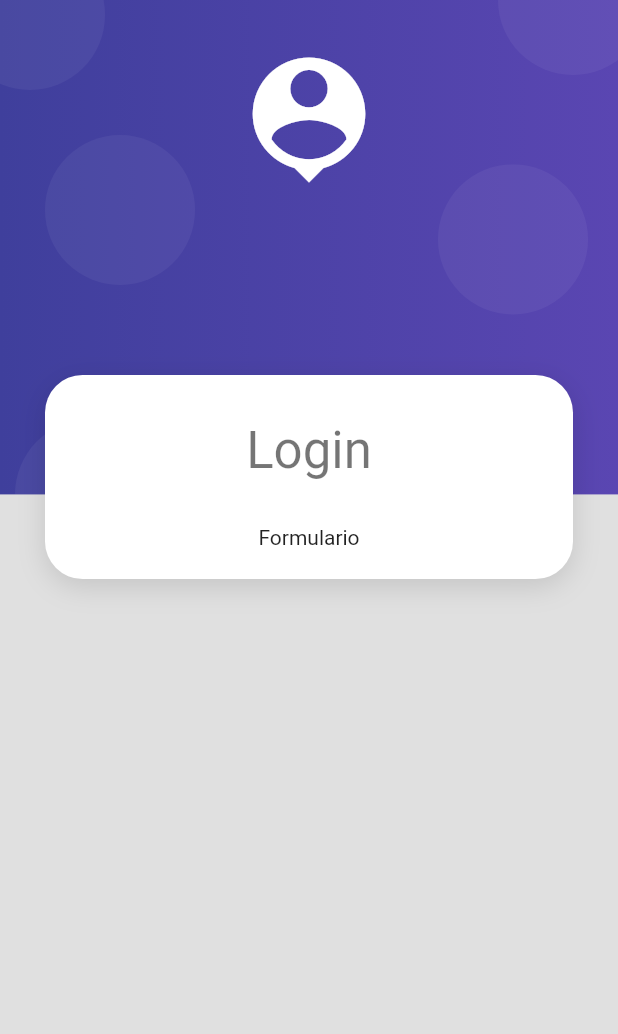
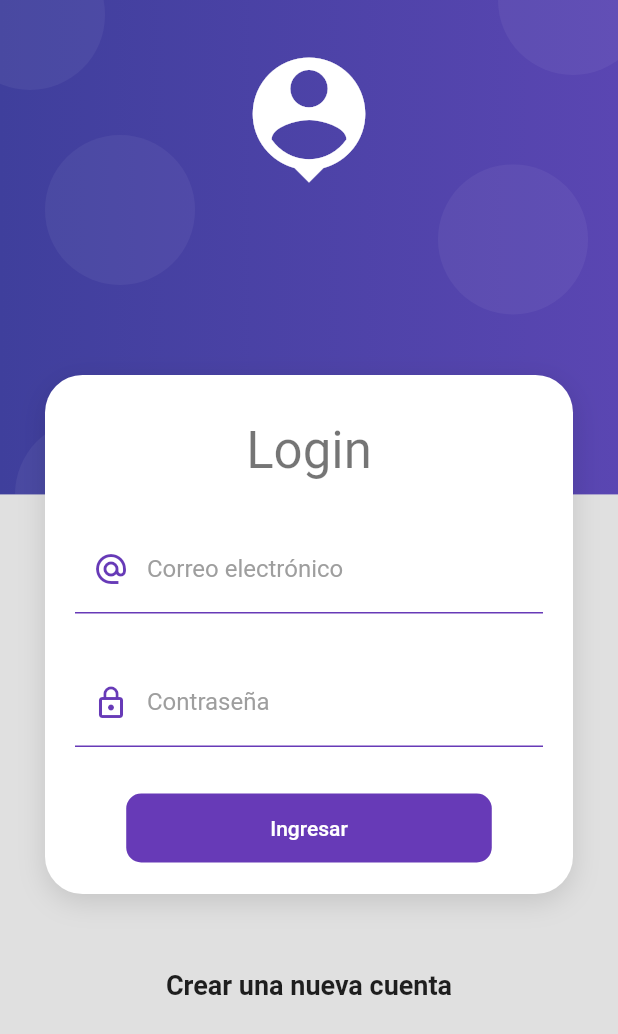
Before and after one commit to nachom96/productos_app, a Flutter app: the screen it shows after launch, on a phone screen of 412 x 824 dp. Shown: the top 1034 px of the screen. Run offline on Flutter 3.47's test engine with Material 2 defaults, Android fonts, the phone set to English and light mode, and no system bars.

Commit message:
Añadido interfaz de formulario completa

```diff
--- a/lib/screens/login_screen.dart
+++ b/lib/screens/login_screen.dart
@@ -1,4 +1,5 @@
 import 'package:flutter/material.dart';
+import 'package:productos_app/ui/input_decorations.dart';
 import 'package:productos_app/widgets/widgets.dart';
 
 class LoginScreen extends StatelessWidget {
@@ -19,10 +20,13 @@ class LoginScreen extends StatelessWidget {
                     const SizedBox(height: 10,),
                     Text('Login', style: Theme.of(context).textTheme.headline4,),
                     const SizedBox(height: 30,),
-                    const Text('Formulario')
+                    _LoginForm()
                   ],
                 ),
               ),
+              SizedBox(height: 50,),
+              Text('Crear una nueva cuenta', style: TextStyle(fontSize: 18, fontWeight: FontWeight.bold ),),
+              SizedBox(height: 50,)
             ],
           ),
         )
@@ -30,3 +34,55 @@ class LoginScreen extends StatelessWidget {
     );
   }
 }
+
+class _LoginForm extends StatelessWidget {
+  const _LoginForm({Key? key}) : super(key: key);
+
+  @override
+  Widget build(BuildContext context) {
+    return Container(
+      child: Form(
+        // TODO: Mantener la referencia al KEY
+        child: Column(
+          children: [
+            TextFormField(
+              autocorrect: false,
+              keyboardType: TextInputType.emailAddress,
+              decoration: InputDecorations.authInputDecoration(
+                hintText: 'ejemplo@gmail.com',
+                labelText: 'Correo electrónico',
+                prefixIcon: Icons.alternate_email_sharp
+              ),
+            ),
+            SizedBox(height: 30,),
+            TextFormField(
+              autocorrect: false,
+              obscureText: true,
+              keyboardType: TextInputType.emailAddress,
+              decoration: InputDecorations.authInputDecoration(
+                hintText: '*****',
+                labelText: 'Contraseña',
+                prefixIcon: Icons.lock_outline,
+              ),
+            ),
+            SizedBox(height: 30,),
+            MaterialButton(
+              shape: RoundedRectangleBorder(borderRadius: BorderRadius.circular(10)),
+              disabledColor: Colors.grey,
+              elevation: 0,
+              color: Colors.deepPurple,
+              child: Container(
+                padding: EdgeInsets.symmetric(horizontal: 80, vertical: 15),
+                child: Text(
+                  'Ingresar',
+                  style: TextStyle( color: Colors.white ),
+                ),
+              ),
+              onPressed: (){
+            })
+          ],
+        ),
+      ),
+    );
+  }
+}
--- /dev/null
+++ b/lib/ui/input_decorations.dart
@@ -0,0 +1,25 @@
+import 'package:flutter/material.dart';
+
+class InputDecorations {
+  static InputDecoration authInputDecoration({
+    required String hintText,
+    required String labelText,
+    IconData? prefixIcon,
+  }) {
+    return InputDecoration(
+        enabledBorder: const UnderlineInputBorder(
+          borderSide: BorderSide(color: Colors.deepPurple),
+        ),
+        focusedBorder: const UnderlineInputBorder(
+            borderSide: BorderSide(color: Colors.deepPurple, width: 2)),
+        hintText: hintText,
+        labelText: labelText,
+        labelStyle: const TextStyle(
+          color: Colors.grey,
+        ),
+        prefixIcon: prefixIcon != null
+          ? Icon(prefixIcon, color: Colors.deepPurple,)
+          : null
+        );
+  }
+}
--- a/lib/widgets/auth_background.dart
+++ b/lib/widgets/auth_background.dart
@@ -34,8 +34,8 @@ class _HeaderIcon extends StatelessWidget {
     return SafeArea(
       child: Container(
         width: double.infinity,
-        margin: EdgeInsets.only(top: 30),
-        child: Icon( Icons.person_pin, color: Colors.white, size: 100, ),
+        margin: const EdgeInsets.only(top: 30),
+        child: const Icon( Icons.person_pin, color: Colors.white, size: 100, ),
       ),
     );
   }
@@ -84,7 +84,7 @@ class _Bubble extends StatelessWidget {
       height: 100,
       decoration: BoxDecoration(
         borderRadius: BorderRadius.circular(100),
-        color: Color.fromRGBO(255, 255, 255, 0.05)
+        color: const Color.fromRGBO(255, 255, 255, 0.05)
       ),
     );
   }
```
